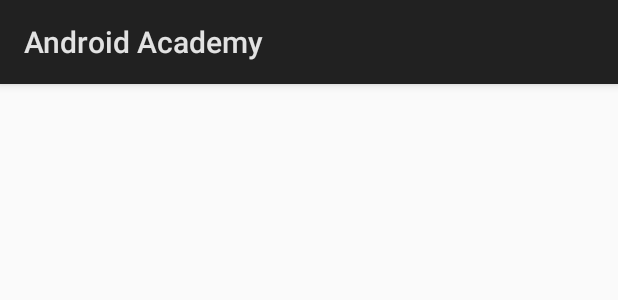
After one commit to yxsoong/IS3261-Project, an Android app: the layout activity_linear_layout.xml on its own in the app's theme, with its tools: preview values and no code run, on a phone screen of 412 x 824 dp. The commit adds this screen. Shown: the top 300 px of the screen. Run offline under Robolectric (Android 15) with nearby library versions, the phone set to English and light mode, and no system bars.

Commit message:
Manifest, Lesson1Activity edited. LinearLayoutActivity and xml created

```diff
--- a/AndroidAcademy/app/src/main/AndroidManifest.xml
+++ b/AndroidAcademy/app/src/main/AndroidManifest.xml
@@ -24,7 +24,8 @@
         <activity android:name=".Lesson2Activity" />
         <activity android:name=".AndroidEmulatorActivity" />
         <activity android:name=".AndroidManifestActivity" />
-        <activity android:name=".AndroidTermsActivity"></activity>
+        <activity android:name=".AndroidTermsActivity" />
+        <activity android:name=".LinearLayoutActivity"></activity>
     </application>
 
 </manifest>
--- a/AndroidAcademy/app/src/main/java/com/yxsoong/project/androidacademy/Lesson1Activity.java
+++ b/AndroidAcademy/app/src/main/java/com/yxsoong/project/androidacademy/Lesson1Activity.java
@@ -6,7 +6,7 @@ import android.os.Bundle;
 import android.view.MenuItem;
 import android.widget.LinearLayout;
 
-public class Lesson1Activity extends Activity{
+public class Lesson1Activity extends Activity {
     LinearLayout linearLayout;
 
     @Override
@@ -33,8 +33,8 @@ public class Lesson1Activity extends Activity{
         finish();
         return true;
     }
-/*
-    View.OnDragListener dragListener = new View.OnDragListener(){
+
+    /*View.OnDragListener dragListener = new View.OnDragListener(){
 
         @Override
         public boolean onDrag(View v, DragEvent event) {
--- /dev/null
+++ b/AndroidAcademy/app/src/main/res/layout/activity_linear_layout.xml
@@ -0,0 +1,10 @@
+<?xml version="1.0" encoding="utf-8"?>
+<LinearLayout xmlns:android="http://schemas.android.com/apk/res/android"
+    xmlns:app="http://schemas.android.com/apk/res-auto"
+    xmlns:tools="http://schemas.android.com/tools"
+    android:layout_width="match_parent"
+    android:layout_height="match_parent"
+    android:orientation="vertical"
+    tools:context="com.yxsoong.project.androidacademy.LinearLayoutActivity">
+
+</LinearLayout>
```
Also changed, not shown: AndroidAcademy/app/src/main/java/com/yxsoong/project/androidacademy/LinearLayoutActivity.java (added, +23 -0 lines).
